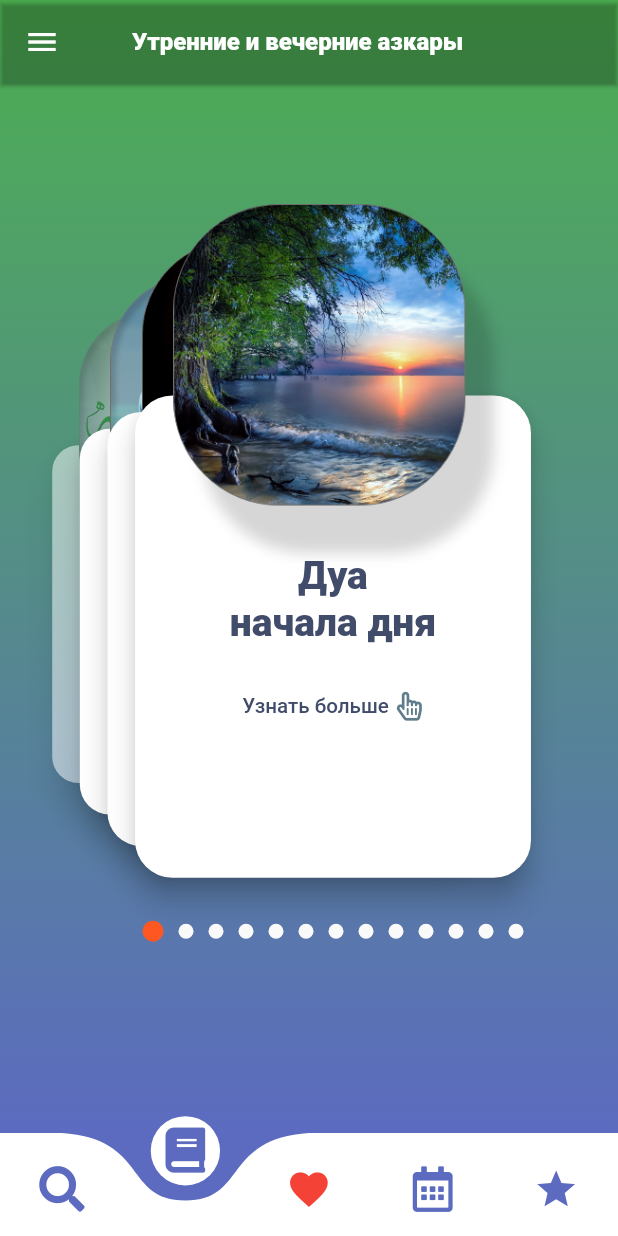
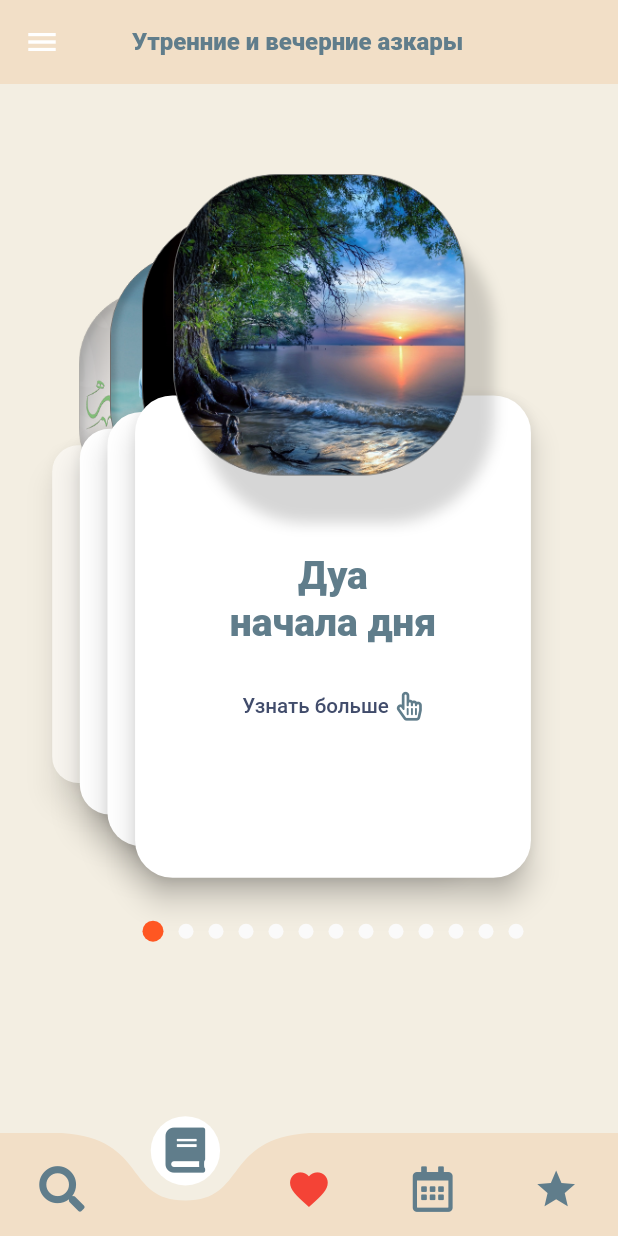
Before and after one commit to Sadid-USN/azkarRu, a Flutter app: the screen it shows after launch, item 2 of the bottom bar chosen, scrolled down 238 dp, after a tap on the "arrow back ios" icon, on a phone screen of 412 x 824 dp. Run offline on Flutter 3.47's test engine with Material 2 defaults, Android fonts, the phone set to English and light mode, and no system bars; drawn by our look-alikes of animated_text_kit, avatar_glow, curved_navigation_bar; our stand-ins replace audioplayers, cached_network_image, clay_containers, expandable, flutter_local_notifications, flutter_staggered_animations and 13 more; missing offline and left inert: animate_icons, clipboard, fab_circular_menu, flutter_pdfview, hijri_picker; accounts and stored records are empty; network calls fail.

Commit message:
changed all main colors

```diff
--- a/lib/colors/colors.dart
+++ b/lib/colors/colors.dart
@@ -8,4 +8,5 @@ const Color navigationColor = Color(0xFF290015);
 const Color gradientStartColor = Color(0xFF63B8FF);
 const Color gradientEndColor = Color(0xFF39B7CD);
 const Color brownColor = Color(0xFF290015);
-const Color listColor = Color(0xFF6D5ACF );
+const Color listColor = Color(0xFF6D5ACF);
+const Color iconColor = Colors.blueGrey;
--- a/lib/models/bottom_nav_bar.dart
+++ b/lib/models/bottom_nav_bar.dart
@@ -9,7 +9,7 @@ import '../screens/сalendars/calendar_tabbar.dart';
 class BottomNavBar extends ChangeNotifier {
   int selectedIndex = 2;
   final String _lounchGooglePlay =
-      'https://play.google.com/store/apps/details?id=com.darulasar.avrod';
+      'https://play.google.com/store/apps/details?id=com.darulasar.Azkar';
   Future<void> _launchInBrowser(String url) async {
     if (await canLaunch(url)) {
       await launch(url,
--- a/lib/screens/booksScreen/selected_books.dart
+++ b/lib/screens/booksScreen/selected_books.dart
@@ -1,3 +1,4 @@
+import 'package:avrod/colors/colors.dart';
 import 'package:avrod/colors/gradient_class.dart';
 import 'package:avrod/screens/booksScreen/books_ditails.dart';
 import 'package:avrod/screens/booksScreen/pdf_api_class.dart';
@@ -21,16 +22,20 @@ class SelectedBooks extends StatelessWidget {
             onPressed: () {
               Navigator.pop(context);
             },
-            icon: const Icon(Icons.arrow_back_ios)),
+            icon: const Icon(
+              Icons.arrow_back_ios,
+              color: iconColor,
+            )),
         elevation: 0.0,
         flexibleSpace: Container(
-          decoration: favoriteGradient,
+          decoration: mainScreenGradient,
         ),
-        title: Text('Китобхона', style: TextStyle(fontSize: 18.sp)),
+        title:
+            Text('Книги', style: TextStyle(fontSize: 18.sp, color: iconColor)),
         centerTitle: true,
       ),
       body: Container(
-        decoration: favoriteGradient,
+        decoration: mainScreenGradient,
         child: AnimationLimiter(
           child: ListView.builder(
             itemCount: booksRu.name!.length,
--- a/lib/screens/home_page.dart
+++ b/lib/screens/home_page.dart
@@ -5,6 +5,7 @@ import 'package:avrod/colors/colors.dart';
 import 'package:avrod/colors/gradient_class.dart';
 import 'package:avrod/data/book_map.dart';
 import 'package:avrod/models/bottom_nav_bar.dart';
+import 'package:avrod/style/my_text_style.dart';
 import 'package:avrod/widgets/notification.dart';
 import 'package:curved_navigation_bar/curved_navigation_bar.dart';
 import 'package:flutter/material.dart';
@@ -41,20 +42,19 @@ class _HomePageState extends State<HomePage> {
   // final controller = PageController(viewportFraction: 12.0, keepPage: true);
 
   final navItems = [
-    Icon(FontAwesomeIcons.search, color: Colors.indigo.shade400, size: 22.sp),
+    Icon(FontAwesomeIcons.search, color: iconColor, size: 22.sp),
     Icon(
       FontAwesomeIcons.book,
-      color: Colors.indigo.shade400,
+      color: iconColor,
       size: 22.sp,
     ),
     Icon(Icons.favorite, color: Colors.red, size: 22.sp),
-    Icon(FontAwesomeIcons.calendarAlt,
-        color: Colors.indigo.shade400, size: 22.sp),
-    Icon(Icons.star, color: Colors.indigo.shade400, size: 22.sp),
+    Icon(FontAwesomeIcons.calendarAlt, color: iconColor, size: 22.sp),
+    Icon(Icons.star, color: iconColor, size: 22.sp),
   ];
 
   final colorizeColors = [
-    Colors.white,
+    iconColor,
     Colors.orange,
     Colors.blue,
     Colors.indigo,
@@ -73,6 +73,7 @@ class _HomePageState extends State<HomePage> {
     return ChangeNotifierProvider(
       create: (context) => BottomNavBar(),
       child: Scaffold(
+
           // backgroundColor: currentWidth < 400 ? Colors.deepOrange: Colors.greenAccent[400],
           drawer: const DrawerModel(),
           extendBodyBehindAppBar: true,
@@ -87,8 +88,8 @@ class _HomePageState extends State<HomePage> {
               ),
             ),
             centerTitle: true,
-            elevation: 1.0,
-            backgroundColor: Colors.transparent,
+            elevation: 0.0,
+            backgroundColor: const Color(0xffF2DFC7),
           ),
           body: Container(
             height: currentHeight,
@@ -159,7 +160,7 @@ class _HomePageState extends State<HomePage> {
                                                   textAlign: TextAlign.center,
                                                   style: TextStyle(
                                                       fontSize: 19.sp,
-                                                      color: primaryTextColor,
+                                                      color: iconColor,
                                                       fontWeight:
                                                           FontWeight.w900),
                                                 ),
@@ -206,8 +207,9 @@ class _HomePageState extends State<HomePage> {
                                   ],
                                 ),
                                 Padding(
-                                  padding:
-                                      const EdgeInsets.only(left: 20, top: 20),
+                                  padding: const EdgeInsets.only(
+                                    left: 20,
+                                  ),
                                   child: AvatarGlow(
                                     shape: BoxShape.circle,
                                     glowColor: Colors.green,
@@ -238,11 +240,11 @@ class _HomePageState extends State<HomePage> {
           ),
           bottomNavigationBar: Consumer<BottomNavBar>(
             builder: (context, bottomBar, child) => CurvedNavigationBar(
-                color: Colors.white,
+                color: const Color(0xffF2DFC7),
                 buttonBackgroundColor: Colors.white,
                 height: 50.sp,
                 index: bottomBar.selectedIndex,
-                backgroundColor: Colors.indigo.shade400,
+                backgroundColor: const Color(0xffF3EEE2),
                 items: navItems,
                 onTap: (index) {
                   bottomBar.onTapBar(context, index);
--- a/lib/widgets/drawer_widget.dart
+++ b/lib/widgets/drawer_widget.dart
@@ -44,76 +44,69 @@ class _DrawerModelState extends State<DrawerModel> {
                 'Поделиться с другими',
                 style: TextStyle(fontSize: 16, color: Colors.white),
               ),
-              leading: IconButton(
-                  onPressed: () {
-                    Share.share(
-                        'В Приложение Азкар собраны тоько достоверные молитвы из причистой сунны пророка (ﷺ).\nhttps://play.google.com/store/apps/details?id=com.darulasar.avrod');
-                  },
-                  icon: Icon(
+              leading: Icon(
                 Icons.share,
                 color: Colors.white,
                 size: 20.sp,
-                  )),
+              ),
+              onTap: () {
+                Share.share(
+                    'В Приложение Азкар собраны тоько достоверные молитвы из причистой сунны пророка (ﷺ).\nhttps://play.google.com/store/apps/details?id=com.darulasar.Azkar');
+              },
             ),
             ListTile(
               title: const Text(
-                'Языки',
+                'Поддержать',
                 style: TextStyle(fontSize: 16, color: Colors.white),
               ),
-              leading: IconButton(
-                  onPressed: () {
-                    setState(() {});
-                  },
-                  icon: Icon(
-                    Icons.language,
+              leading: Icon(
+                FontAwesomeIcons.donate,
                 color: Colors.white,
                 size: 20.sp,
-                  )),
+              ),
+              onTap: () {},
             ),
             ListTile(
               title: const Text(
                 'ulamuyaman@gmail.com',
                 style: TextStyle(fontSize: 16, color: Colors.white),
               ),
-              leading: IconButton(
-                  onPressed: () {
-                    _launchInBrowser(_lounchUrlGmail);
-                  },
-                  icon: Icon(
+              leading: Icon(
                 FontAwesomeIcons.envelope,
                 color: Colors.white,
                 size: 18.sp,
-                  )),
+              ),
+              onLongPress: () {
+                _launchInBrowser(_lounchUrlGmail);
+              },
             ),
             ListTile(
               title: const Text(
                 '@darul_asar',
                 style: TextStyle(fontSize: 16, color: Colors.white),
               ),
-              leading: IconButton(
-                  onPressed: () {
-                    _launchInBrowser(_linkInstagramm);
-                  },
-                  icon: Icon(
+              leading: Icon(
                 FontAwesomeIcons.instagram,
                 color: Colors.pinkAccent,
                 size: 21.sp,
-                  )),
+              ),
+              onTap: () {
+                _launchInBrowser(_linkInstagramm);
+              },
             ),
             ListTile(
               title: const Text(
                 'Darul-asar',
                 style: TextStyle(fontSize: 16, color: Colors.white),
               ),
-              leading: IconButton(
-                  onPressed: () {
-                    _launchInBrowser(_youTubeLink);
-                  },
-                  icon: Icon(
+              leading: Icon(
                 FontAwesomeIcons.youtube,
                 color: Colors.red,
                 size: 21.sp,
-                  )),
+              ),
+              onTap: () {
+                _launchInBrowser(_youTubeLink);
+              },
             ),
           ],
         ),
--- a/pubspec.yaml
+++ b/pubspec.yaml
@@ -15,7 +15,7 @@ publish_to: 'none' # Remove this line if you wish to publish to pub.dev
 # In iOS, build-name is used as CFBundleShortVersionString while build-number used as CFBundleVersion.
 # Read more about iOS versioning at
 # https://developer.apple.com/library/archive/documentation/General/Reference/InfoPlistKeyReference/Articles/CoreFoundationKeys.html
-version: 1.0.0+10
+version: 1.0.0+1
 
 environment:
   sdk: ">=2.12.0 <3.0.0"
@@ -63,7 +63,6 @@ dependencies:
   hive: ^2.0.5
   hive_flutter: ^1.1.0
   http: ^0.13.4
-  #image_picker: ^0.8.4+4
   intl: ^0.17.0
   like_button: ^2.0.4
   liquid_swipe: ^2.1.1
```
Also changed, not shown: lib/colors/gradient_class.dart (+7 -41 lines), lib/screens/booksScreen/list_of_all_books.dart (+3 -8 lines), lib/screens/chapter_screen.dart (+9 -4 lines), lib/screens/favorite_chapter_screen.dart (+7 -4 lines), lib/screens/search_screen.dart (+22 -13 lines), lib/screens/text_screen.dart (+39 -28 lines), lib/screens/сalendars/calendar_hijri.dart (+8 -4 lines), lib/screens/сalendars/gregorian_calendar.dart (+8 -4 lines), lib/style/my_text_style.dart (+2 -5 lines), lib/data/book.json, 29 other files. Lines whose indentation alone changed are shown as unchanged.
